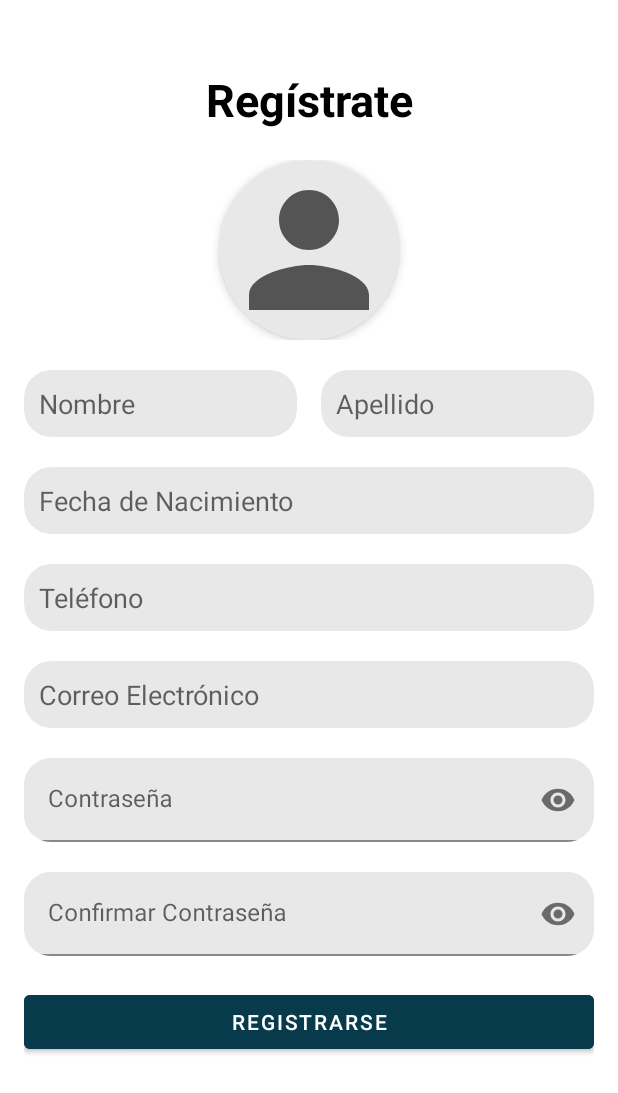
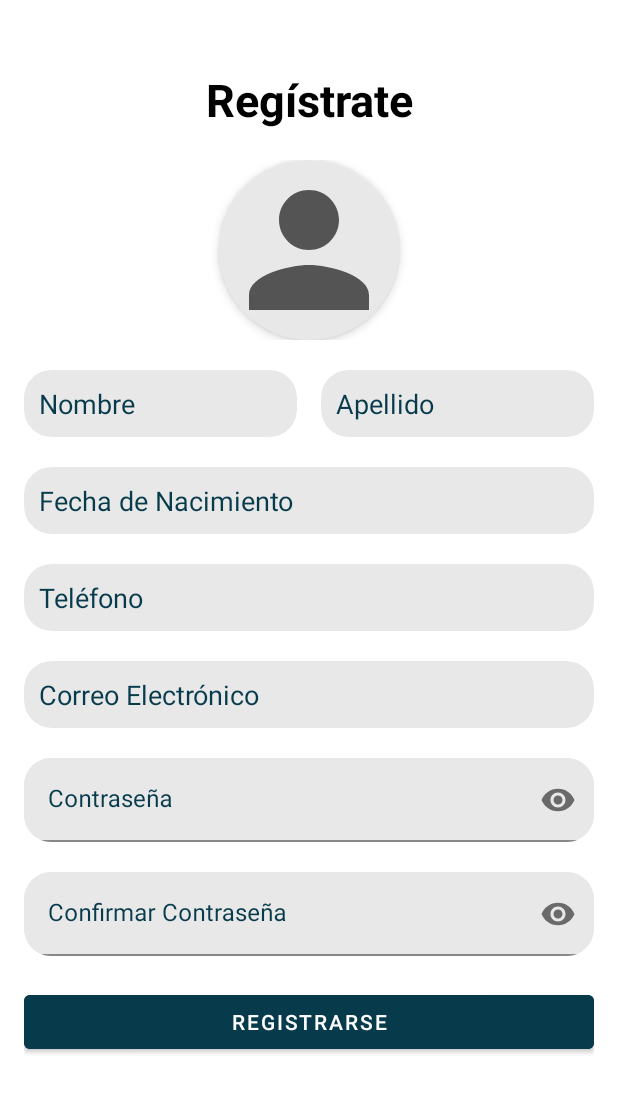
Before and after one commit to alfredoT7/RutaXpress-FE, an Android app: the RegisterActivity screen opened directly, with no data from a screen before it, on a phone screen of 412 x 824 dp. Shown: the top 1093 px of the screen. Run offline under Robolectric (Android 15) with nearby library versions, the phone set to English and light mode, and no system bars; our stand-ins replace Firebase (no records; nobody signed in at launch, a user with empty details on screens opened directly); libraries missing offline, so code that uses them is left out: com.cloudinary.android; pictures from the network do not load.

Commit message:
Style: night mode for register pasajero

```diff
--- a/app/src/main/res/layout/activity_register.xml
+++ b/app/src/main/res/layout/activity_register.xml
@@ -73,7 +73,8 @@
                 android:padding="10dp"
                 android:background="@android:color/transparent"
                 android:maxLines="1"
-                android:singleLine="true" />
+                android:singleLine="true"
+                style="@style/hintColor"/>
         </androidx.cardview.widget.CardView>
 
         <androidx.cardview.widget.CardView
@@ -94,7 +95,8 @@
                 android:padding="10dp"
                 android:background="@android:color/transparent"
                 android:maxLines="1"
-                android:singleLine="true" />
+                android:singleLine="true"
+                style="@style/hintColor"/>
         </androidx.cardview.widget.CardView>
 
     </LinearLayout>
@@ -116,7 +118,8 @@
             android:padding="10dp"
             android:background="@android:color/transparent"
             android:maxLines="1"
-            android:singleLine="true" />
+            android:singleLine="true"
+            style="@style/hintColor"/>
     </androidx.cardview.widget.CardView>
     <androidx.cardview.widget.CardView
         android:layout_height="wrap_content"
@@ -136,7 +139,7 @@
             android:background="@android:color/transparent"
             android:maxLines="1"
             android:singleLine="true"
-            />
+            style="@style/hintColor"/>
     </androidx.cardview.widget.CardView>
     <androidx.cardview.widget.CardView
         android:layout_height="wrap_content"
@@ -156,7 +159,7 @@
             android:background="@android:color/transparent"
             android:maxLines="1"
             android:singleLine="true"
-            />
+            style="@style/hintColor"/>
     </androidx.cardview.widget.CardView>
     <androidx.cardview.widget.CardView
         android:layout_width="match_parent"
@@ -170,6 +173,7 @@
             android:layout_width="match_parent"
             android:layout_height="wrap_content"
             app:passwordToggleEnabled="true"
+            style="@style/hintColor"
             >
             <com.google.android.material.textfield.TextInputEditText
                 android:id="@+id/etPassword"
@@ -178,7 +182,7 @@
                 android:hint="Contraseña"
                 android:inputType="textPassword"
                 android:background="@color/cv_bg_color"
-                />
+                style="@style/hintColor"/>
         </com.google.android.material.textfield.TextInputLayout>
     </androidx.cardview.widget.CardView>
 
@@ -194,7 +198,8 @@
         <com.google.android.material.textfield.TextInputLayout
             android:layout_width="match_parent"
             android:layout_height="wrap_content"
-            app:passwordToggleEnabled="true">
+            app:passwordToggleEnabled="true"
+            style="@style/hintColor">
 
             <com.google.android.material.textfield.TextInputEditText
                 android:id="@+id/etConfirmPassword"
@@ -202,7 +207,8 @@
                 android:layout_height="wrap_content"
                 android:hint="Confirmar Contraseña"
                 android:inputType="textPassword"
-                android:background="@color/cv_bg_color" />
+                android:background="@color/cv_bg_color"
+                style="@style/hintColor"/>
         </com.google.android.material.textfield.TextInputLayout>
     </androidx.cardview.widget.CardView>
 
```
